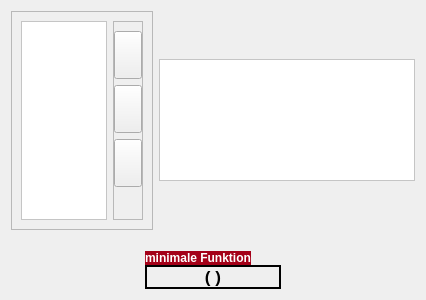
Before: the Qt Designer form Application/booleanfunctionsimplifier.ui in markus-senger/KV-diagram, drawn with Qt 5.
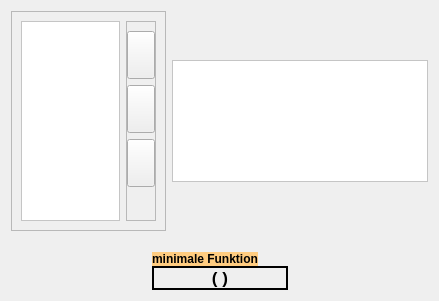
After: the same form once the commit is applied. Icons and pictures are not drawn.

Commit message: Change design color

What changed in the file:
```diff
--- a/Application/booleanfunctionsimplifier.ui
+++ b/Application/booleanfunctionsimplifier.ui
@@ -6,8 +6,8 @@
    <rect>
     <x>0</x>
     <y>0</y>
-    <width>426</width>
-    <height>300</height>
+    <width>439</width>
+    <height>301</height>
    </rect>
   </property>
   <property name="windowTitle">
@@ -93,16 +93,16 @@
           </property>
           <property name="styleSheet">
            <string notr="true">QHeaderView::section {
- 	background-color: #A40018 ;
-	color: white;
+ 	background-color: #ffcc80 ;
+	color: black;
 }
 
 QTableCornerButton::section { 
-	background-color: #A40018;
+	background-color: #ffcc80;
 }
 
 QTableView {
-	selection-background-color: #A40018;
+	selection-background-color: #ffcc80;
 	selection-color: white;
 	background-color: white;
 }</string>
@@ -422,8 +422,8 @@
           </font>
          </property>
          <property name="styleSheet">
-          <string notr="true">color: white;
-background-color: #a40018 ;
+          <string notr="true">color: black;
+background-color: #ffcc80 ;
 margin-right: 30px;</string>
          </property>
          <property name="text">
```
The commit also changes 28 other files.
